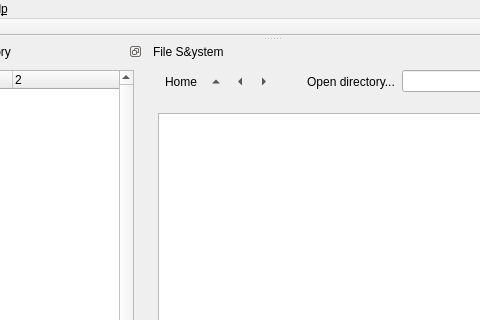
Before: the Qt Designer form gui/mainwindow.ui in ctigaret/scipyen, drawn with Qt 5; both pictures show x 286 to 766 and y 0 to 320 of the 1115 by 901 pixel window.
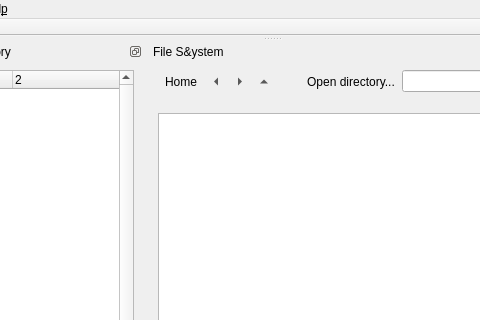
After: the same form once the commit is applied. Icons and pictures are not drawn.

What changed in the file:
```diff
--- a/gui/mainwindow.ui
+++ b/gui/mainwindow.ui
@@ -399,26 +399,6 @@
          </property>
         </widget>
        </item>
-       <item>
-        <widget class="QToolButton" name="dirUpBtn">
-         <property name="toolTip">
-          <string>Go to parent directory</string>
-         </property>
-         <property name="text">
-          <string>Parent directory</string>
-         </property>
-         <property name="icon">
-          <iconset theme="go-up">
-           <normaloff>.</normaloff>.</iconset>
-         </property>
-         <property name="autoRaise">
-          <bool>true</bool>
-         </property>
-         <property name="arrowType">
-          <enum>Qt::UpArrow</enum>
-         </property>
-        </widget>
-       </item>
        <item>
         <widget class="QToolButton" name="dirBackBtn">
          <property name="toolTip">
@@ -459,6 +439,26 @@
          </property>
         </widget>
        </item>
+       <item>
+        <widget class="QToolButton" name="dirUpBtn">
+         <property name="toolTip">
+          <string>Go to parent directory</string>
+         </property>
+         <property name="text">
+          <string>Parent directory</string>
+         </property>
+         <property name="icon">
+          <iconset theme="go-up">
+           <normaloff>.</normaloff>.</iconset>
+         </property>
+         <property name="autoRaise">
+          <bool>true</bool>
+         </property>
+         <property name="arrowType">
+          <enum>Qt::UpArrow</enum>
+         </property>
+        </widget>
+       </item>
        <item>
         <widget class="QToolButton" name="viewFilesFilterToolBtn">
          <property name="text">
```
